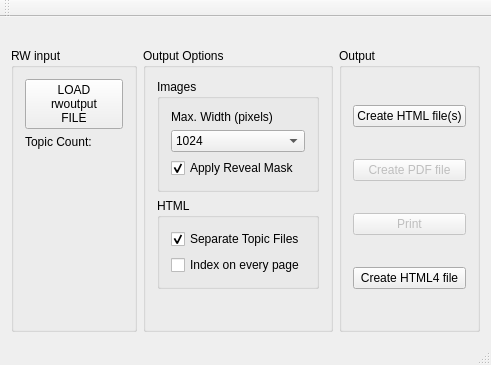
This is mainwindow.ui in farling42/RWoutput as Qt 5 draws it before an edit. The edited form follows.
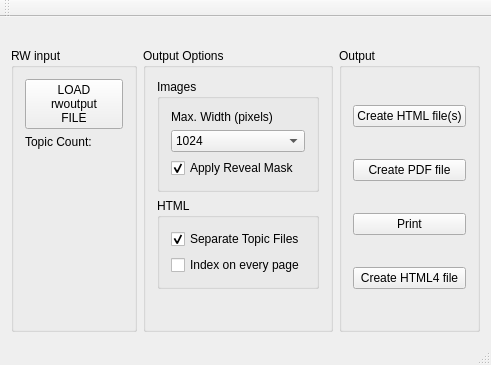
This is the edited form. Icons and pictures are not drawn.

Diff of the .ui file:
```diff
--- a/mainwindow.ui
+++ b/mainwindow.ui
@@ -193,9 +193,6 @@
          </item>
          <item>
           <widget class="QPushButton" name="savePdf">
-           <property name="enabled">
-            <bool>false</bool>
-           </property>
            <property name="toolTip">
             <string>Produce a single PDF document with all topics in alphabetical order</string>
            </property>
@@ -206,9 +203,6 @@
          </item>
          <item>
           <widget class="QPushButton" name="print">
-           <property name="enabled">
-            <bool>false</bool>
-           </property>
            <property name="toolTip">
             <string>Print all the topics in alphabetical order</string>
            </property>
```
Left out of the diff: 15 changed lines with no effect on the pictures.
